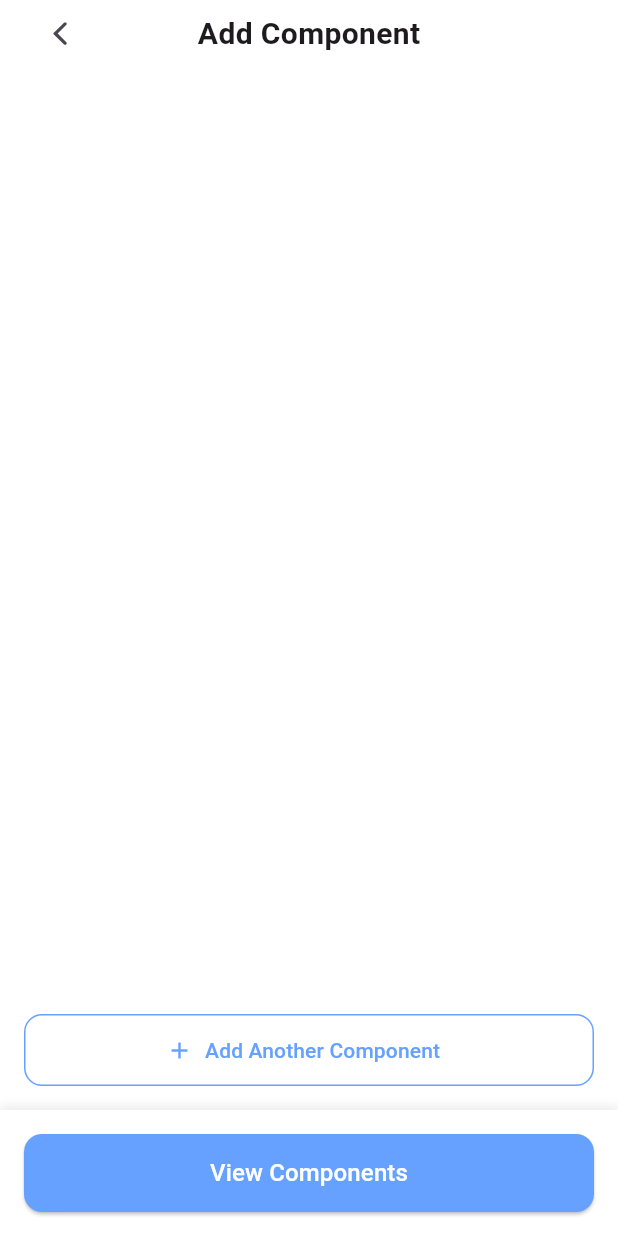
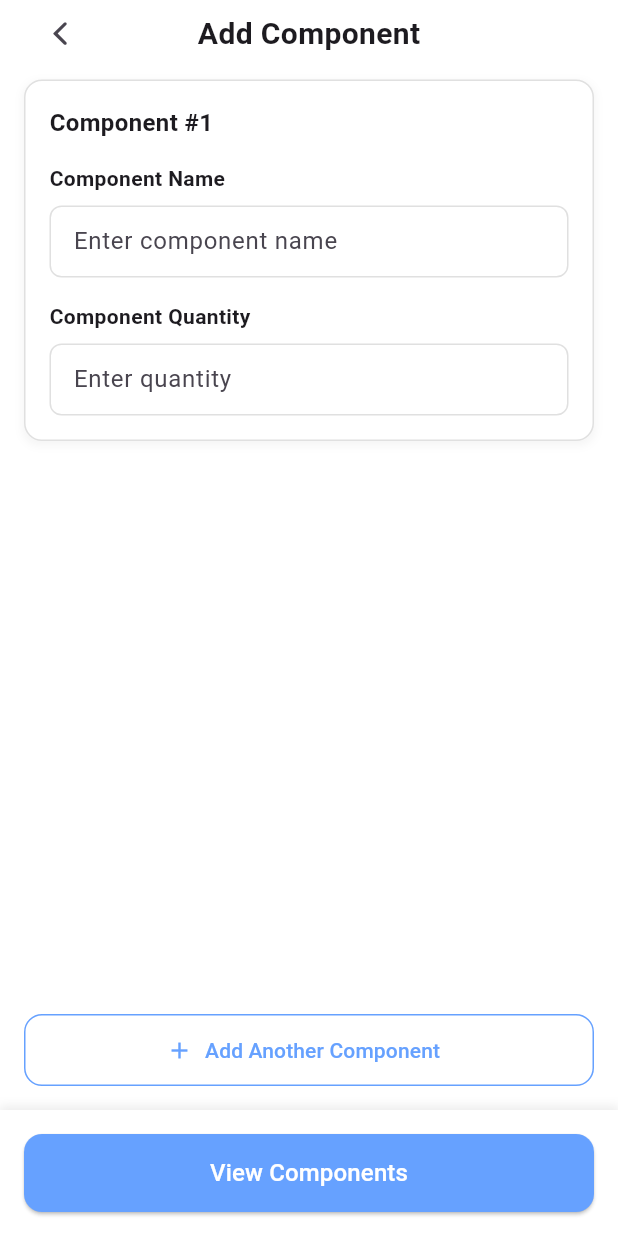
Before and after one commit to Sparkinovtech/Sairam, a Flutter app: the ComponentViewpage screen opened directly with empty values, after a tap on "Save Changes", after a tap on the "add" icon, on a phone screen of 412 x 824 dp. Run offline on Flutter 3.47's test engine with Material 3 defaults, Android fonts, the phone set to English and light mode, and no system bars; our stand-ins replace bloc, cloud_firestore, connectivity_plus, equatable, file_picker, firebase_auth and 11 more; missing offline and left inert: timeline_tile_plus; accounts and stored records are empty; project files that could hold a hidden picture were left out.

Commit message:
fix and refactor the component flow

```diff
--- a/lib/View/Components/Home/Components/Incubation_Components/bloc/component_bloc.dart
+++ b/lib/View/Components/Home/Components/Incubation_Components/bloc/component_bloc.dart
@@ -16,41 +16,46 @@ class ComponentBloc extends Bloc<ComponentEvent, ComponentState> {
   ComponentBloc(this.profileProvider)
     : super(ComponentInitial(profile: profileProvider.profile)) {
     on<LoadComponentEvent>((event, emit) {
-      // Handle loading components
-      emit(ComponentLoading());
-      // Simulate loading
-      final components = [];
-      // create matching controllers
-      final controllers = components
-          .map(
-            (_) => ComponentControllers(
-              nameController: TextEditingController(),
-              quantityController: TextEditingController(),
-            ),
-          )
-          .toList();
-      print("Loaded components: $components");
-      emit(ComponentLoaded(List.from(components), List.from(controllers)));
+      // Preserve existing components, controllers, AND requests
+      if (state is ComponentLoaded) {
+        final current = state as ComponentLoaded;
+        emit(
+          ComponentLoaded(
+            List<Component>.from(current.components),
+            List<ComponentControllers>.from(current.controllers),
+            List<ComponetRequest>.from(current.requests),
+          ),
+        );
+      } else {
+        // Initial load - preserve requests from any previous state
+        emit(
+          ComponentLoaded([], [], List<ComponetRequest>.from(state.requests)),
+        );
+      }
     });
 
     on<NavigateToAddComponentEvent>((event, emit) {
-      List<ComponentControllers> controllers = [];
-      if (event.components != null) {
-        controllers = event.components!
-            .map(
-              (controller) => ComponentControllers(
-                nameController: TextEditingController(text: controller.name),
-                quantityController: TextEditingController(
-                  text: controller.quantity,
-                ),
-              ),
-            )
-            .toList();
-      }
-      emit(NavigateToAddComponentState(controllers));
+      List<ComponentControllers> controllers = [
+        ComponentControllers(
+          nameController: TextEditingController(),
+          quantityController: TextEditingController(),
+        ),
+      ];
+
+      // Preserve requests from current state
+      emit(
+        NavigateToAddComponentState(
+          controllers,
+          List<ComponetRequest>.from(state.requests),
+        ),
+      );
     });
     on<NavigateToComponentPageEvent>((event, emit) {
-      emit(NavigateToComponentPageState());
+      emit(
+        NavigateToComponentPageState(
+          List<ComponetRequest>.from(state.requests),
+        ),
+      );
     });
     on<AddComponent>((event, emit) {
       // Handle adding component logic here
@@ -58,8 +63,8 @@ class ComponentBloc extends Bloc<ComponentEvent, ComponentState> {
       // Only operate when we have a loaded state
       if (state is ComponentLoaded) {
         final current = state as ComponentLoaded;
-        final newComponents = state.components.toList();
-        final newControllers = state.controllers.toList();
+        final newComponents = current.components.toList();
+        final newControllers = current.controllers.toList();
         newComponents.add(Component(name: 'NewComponent', quantity: '0'));
         newControllers.add(
           ComponentControllers(
@@ -68,13 +73,28 @@ class ComponentBloc extends Bloc<ComponentEvent, ComponentState> {
           ),
         );
 
-        emit(ComponentLoaded(newComponents, newControllers));
+        emit(
+          ComponentLoaded(
+            newComponents,
+            newControllers,
+            List<ComponetRequest>.from(current.requests),
+          ),
+        );
       }
     });
 
     on<RemoveComponent>((event, emit) {
       // Handle removing component logic here
-      emit(ComponentRemoved(event.component));
+      final current = state as ComponentLoaded;
+      final newComponents = current.components.toList();
+      final newControllers = current.controllers.toList();
+      newControllers.removeAt(event.removeIndex);
+      emit(
+        ComponentLoaded(
+          newComponents,
+          newControllers,
+          List<ComponetRequest>.from(current.requests),
+        ),);
     });
 
     on<NavigateToViewComponentEvent>((event, emit) {
@@ -86,36 +106,47 @@ class ComponentBloc extends Bloc<ComponentEvent, ComponentState> {
             ),
           )
           .toList();
-      emit(NavigateToViewComponentState(components));
+      emit(
+        NavigateToViewComponentState(
+          components,
+          List<ComponetRequest>.from(state.requests),
+        ),
+      );
     });
 
     on<IncreaseComponentQuantity>((event, emit) {
       // Handle increasing quantity logic here
       final newQuantity = 1; // Example logic
-      emit(ComponentQuantityUpdated(event.component, newQuantity));
     });
 
     on<DecreaseComponentQuantity>((event, emit) {
       // Handle decreasing quantity logic here
       final newQuantity = 0; // Example logic
-      emit(ComponentQuantityUpdated(event.component, newQuantity));
     });
 
     on<DeleteComponentFromCart>((event, emit) {
       // Handle deleting component from cart logic here
-      emit(ComponentRemoved(event.component));
     });
-    List<ComponetRequest> requests = [];
+
     on<SendRequest>((event, emit) {
-      // Handle sending request logic here
+      // Get existing requests from state
+      final currentRequests = List<ComponetRequest>.from(state.requests);
+      print("SendRequest: Current requests count = ${currentRequests.length}");
+
+      // Create new request
       final request = ComponetRequest(
         id: 'req_${DateTime.now().millisecondsSinceEpoch}',
         createdAt: DateTime.now(),
         status: 'pending',
         components: event.components,
       );
-      requests.add(request);
-      emit(ComponentRequestAdded(requests));
+
+      // Add to list and emit
+      currentRequests.add(request);
+      print(
+        "SendRequest: After adding, total requests = ${currentRequests.length}",
+      );
+      emit(ComponentRequestAdded(currentRequests));
     });
     on<NavigateBackToAddComponentEvent>((event, emit) {
       List<ComponentControllers> controllers = event.components
@@ -128,7 +159,12 @@ class ComponentBloc extends Bloc<ComponentEvent, ComponentState> {
             ),
           )
           .toList();
-      emit(NavigateBackToAddComponentState(controllers));
+      emit(
+        NavigateBackToAddComponentState(
+          controllers,
+          List<ComponetRequest>.from(state.requests),
+        ),
+      );
     });
   }
 }
--- a/lib/View/Components/Home/Components/Incubation_Components/bloc/component_event.dart
+++ b/lib/View/Components/Home/Components/Incubation_Components/bloc/component_event.dart
@@ -14,8 +14,7 @@ final class NavigateToComponentPageEvent extends ComponentEvent {
 }
 
 final class NavigateToAddComponentEvent extends ComponentEvent {
-  final List<Component>? components;
-  const NavigateToAddComponentEvent(this.components);
+
 }
 
 final class AddComponent extends ComponentEvent {
@@ -23,12 +22,12 @@ final class AddComponent extends ComponentEvent {
 }
 
 final class RemoveComponent extends ComponentEvent {
-  final String component; // Example data, replace with actual model
+  final int removeIndex;
 
-  const RemoveComponent(this.component);
+  const RemoveComponent(this.removeIndex);
 
   @override
-  List<Object> get props => [component];
+  List<Object> get props => [removeIndex];
 }
 
 final class NavigateToViewComponentEvent extends ComponentEvent {
--- a/lib/View/Components/Home/Components/Incubation_Components/bloc/component_state.dart
+++ b/lib/View/Components/Home/Components/Incubation_Components/bloc/component_state.dart
@@ -13,7 +13,7 @@ sealed class ComponentState extends Equatable {
   });
 
   @override
-  List<Object?> get props => [profile, components, controllers];
+  List<Object?> get props => [profile, components, controllers, requests];
 }
 
 final class ComponentInitial extends ComponentState {
@@ -26,7 +26,12 @@ final class ComponentLoaded extends ComponentState {
   const ComponentLoaded(
     List<Component> components,
     List<ComponentControllers> controllers,
-  ) : super(components: components, controllers: controllers);
+    List<ComponetRequest> requests,
+  ) : super(
+        components: components,
+        controllers: controllers,
+        requests: requests,
+      );
 }
 
 final class ComponentError extends ComponentState {
@@ -40,11 +45,13 @@ final class ComponentError extends ComponentState {
 final class NavigateToAddComponentState extends ComponentState {
   final List<ComponentControllers> controllers;
 
-  const NavigateToAddComponentState(this.controllers)
-    : super(controllers: controllers);
+  const NavigateToAddComponentState(
+    this.controllers, [
+    List<ComponetRequest> requests = const [],
+  ]) : super(controllers: controllers, requests: requests);
 
   @override
-  List<Object> get props => [controllers];
+  List<Object> get props => [controllers, requests];
 }
 
 final class AddComponentState extends ComponentState {
@@ -55,29 +62,13 @@ final class AddComponentState extends ComponentState {
 final class NavigateToViewComponentState extends ComponentState {
   final List<Component> components;
 
-  const NavigateToViewComponentState(this.components);
+  const NavigateToViewComponentState(
+    this.components, [
+    List<ComponetRequest> requests = const [],
+  ]) : super(requests: requests);
 
   @override
-  List<Object> get props => [components];
-}
-
-final class ComponentQuantityUpdated extends ComponentState {
-  final String component; // Example data, replace with actual model
-  final int quantity;
-
-  const ComponentQuantityUpdated(this.component, this.quantity);
-
-  @override
-  List<Object> get props => [component, quantity];
-}
-
-final class ComponentRemoved extends ComponentState {
-  final String component; // Example data, replace with actual model
-
-  const ComponentRemoved(this.component);
-
-  @override
-  List<Object> get props => [component];
+  List<Object> get props => [components, requests];
 }
 
 final class ComponentRequestAdded extends ComponentState {
@@ -99,16 +90,25 @@ class ComponentControllers {
   });
 }
 
-class NavigateToComponentPageState extends ComponentState {}
+class NavigateToComponentPageState extends ComponentState {
+  const NavigateToComponentPageState([
+    List<ComponetRequest> requests = const [],
+  ]) : super(requests: requests);
+
+  @override
+  List<Object> get props => [requests];
+}
 
 class NavigateBackToAddComponentState extends ComponentState {
   @override
   // ignore: overridden_fields
   final List<ComponentControllers> controllers;
 
-  const NavigateBackToAddComponentState(this.controllers)
-    : super(controllers: controllers);
+  const NavigateBackToAddComponentState(
+    this.controllers, [
+    List<ComponetRequest> requests = const [],
+  ]) : super(controllers: controllers, requests: requests);
 
   @override
-  List<Object> get props => [controllers];
+  List<Object> get props => [controllers, requests];
 }
--- a/lib/View/Components/Home/Components/Incubation_Components/view/component_Viewpage.dart
+++ b/lib/View/Components/Home/Components/Incubation_Components/view/component_Viewpage.dart
@@ -5,7 +5,6 @@ import 'package:sairam_incubation/Utils/Constants/colors.dart';
 import 'package:sairam_incubation/View/Components/Home/Components/Incubation_Components/bloc/component_bloc.dart';
 import 'package:sairam_incubation/View/Components/Home/Components/Incubation_Components/model/component.dart';
 import 'package:sairam_incubation/View/Components/Home/Components/Incubation_Components/view/component_AddPage.dart';
-import 'package:sairam_incubation/View/Components/Home/Components/Incubation_Components/view/component_page.dart';
 import 'package:sairam_incubation/View/bottom_nav_bar.dart';
 
 class ComponentViewpage extends StatefulWidget {
@@ -19,11 +18,13 @@ class ComponentViewpage extends StatefulWidget {
 
 class _ComponentViewpageState extends State<ComponentViewpage> {
   @override
+  void dispose() {
+    super.dispose();
+    widget.components.clear();
+  }
+
+  @override
   Widget build(BuildContext context) {
-    void dispose() {
-      super.dispose();
-      widget.components.clear();
-    }
 
     return BlocConsumer<ComponentBloc, ComponentState>(
       listenWhen: (previous, current) =>
@@ -31,20 +32,29 @@ class _ComponentViewpageState extends State<ComponentViewpage> {
           current is NavigateBackToAddComponentState ||
           current is ComponentRequestAdded,
       listener: (context, state) {
+        final isActiveRoute = ModalRoute.of(context)?.isCurrent ?? false;
+        if (!isActiveRoute) return;
         if (state is NavigateBackToAddComponentState) {
           print("Navigating to Add Component Page");
           Navigator.push(
             context,
             MaterialPageRoute(
-              builder: (context) =>
-                  ComponentAddpage(controllers: state.controllers),
+              builder: (ctx) => BlocProvider.value(
+                value: context.read<ComponentBloc>(),
+                child: ComponentAddpage(controllers: state.controllers),
+              ),
             ),
           );
         }
         if (state is ComponentRequestAdded) {
           Navigator.pushReplacement(
             context,
-            MaterialPageRoute(builder: (context) => BottomNavBar(index: 1)),
+            MaterialPageRoute(
+              builder: (ctx) => BlocProvider.value(
+                value: context.read<ComponentBloc>(),
+                child: BottomNavBar(index: 1),
+              ),
+            ),
           ); // Go back after request is added
         }
       },
--- a/lib/View/Components/Home/Components/Incubation_Components/view/component_page.dart
+++ b/lib/View/Components/Home/Components/Incubation_Components/view/component_page.dart
@@ -2,50 +2,44 @@ import 'package:flutter/cupertino.dart';
 import 'package:flutter/material.dart';
 import 'package:flutter_bloc/flutter_bloc.dart';
 import 'package:google_fonts/google_fonts.dart';
-import 'package:http/http.dart';
 import 'package:intl/intl.dart';
 import 'package:sairam_incubation/Utils/Constants/colors.dart';
 import 'package:sairam_incubation/View/Components/Home/Components/Incubation_Components/bloc/component_bloc.dart';
-import 'package:sairam_incubation/View/Components/Home/Components/Incubation_Components/model/component.dart';
 import 'package:sairam_incubation/View/Components/Home/Components/Incubation_Components/model/componet_request.dart';
 import 'package:sairam_incubation/View/Components/Home/Components/Incubation_Components/view/component_AddPage.dart';
 
 class ComponentPage extends StatefulWidget {
-  final List<ComponetRequest> requests;
-  const ComponentPage({super.key, required this.requests});
+  const ComponentPage({super.key});
 
   @override
   State<ComponentPage> createState() => _ComponentPageState();
 }
 
 class _ComponentPageState extends State<ComponentPage> {
-  void initState() {
-    super.initState();
-    context.read<ComponentBloc>().add(LoadComponentEvent());
-  }
-
-  void dispose() {
-    super.dispose();
-  }
-
   @override
   Widget build(BuildContext context) {
     return BlocConsumer<ComponentBloc, ComponentState>(
       listener: (context, state) {
+        final isActiveRoute = ModalRoute.of(context)?.isCurrent ?? false;
+        if (!isActiveRoute) return;
         if (state is NavigateToAddComponentState) {
           print("Navigating to Add Component Page");
           Navigator.push(
             context,
-            MaterialPageRoute(builder: (context) => ComponentAddpage()),
+            MaterialPageRoute(
+              builder: (ctx) => BlocProvider.value(
+                value: context.read<ComponentBloc>(),
+                child: ComponentAddpage(controllers: state.controllers),
+              ),
+            ),
           );
         }
       },
       builder: (context, state) {
-
-
-        print("Building Component Page with requests: ${widget.requests}");
         List<ComponetRequest> ComponentRequests = state.requests;
-
+        print(
+          "Building Component Page - Total requests: ${ComponentRequests.length}",
+        );
         return Scaffold(
           backgroundColor: Colors.white,
           body: SafeArea(
@@ -223,9 +217,7 @@ class _ComponentPageState extends State<ComponentPage> {
               //   context,
               //   MaterialPageRoute(builder: (context) => ComponentAddpage()),
               // );
-              context.read<ComponentBloc>().add(
-                NavigateToAddComponentEvent(null),
-              );
+              context.read<ComponentBloc>().add(NavigateToAddComponentEvent());
             },
             child: Icon(Icons.add),
           ),
--- a/lib/View/bottom_nav_bar.dart
+++ b/lib/View/bottom_nav_bar.dart
@@ -50,13 +50,17 @@ class _BottomNavBarState extends State<BottomNavBar> {
     _selectedIndex = widget.index ?? 0;
     _pages = [
       HomePage(),
-      ComponentPage(  requests: []),
+      ComponentPage(),
       Scaffold(
         appBar: AppBar(
           title: Center(
             child: Text(
               "OD Process",
-              style: TextStyle(color: Colors.black, fontSize: 20 , fontWeight: FontWeight.w600),
+              style: TextStyle(
+                color: Colors.black,
+                fontSize: 20,
+                fontWeight: FontWeight.w600,
+              ),
             ),
           ),
           surfaceTintColor: Colors.white,
```
Also changed, not shown: lib/View/Components/Home/Components/Incubation_Components/view/component_AddPage.dart (+23 -4 lines).
